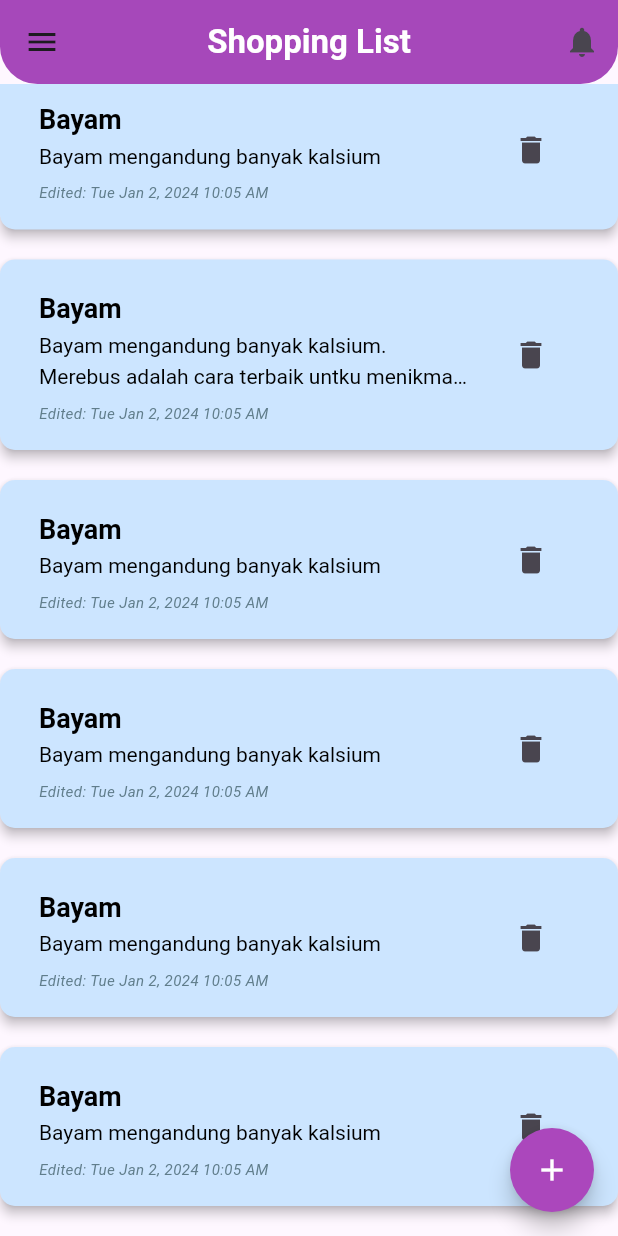
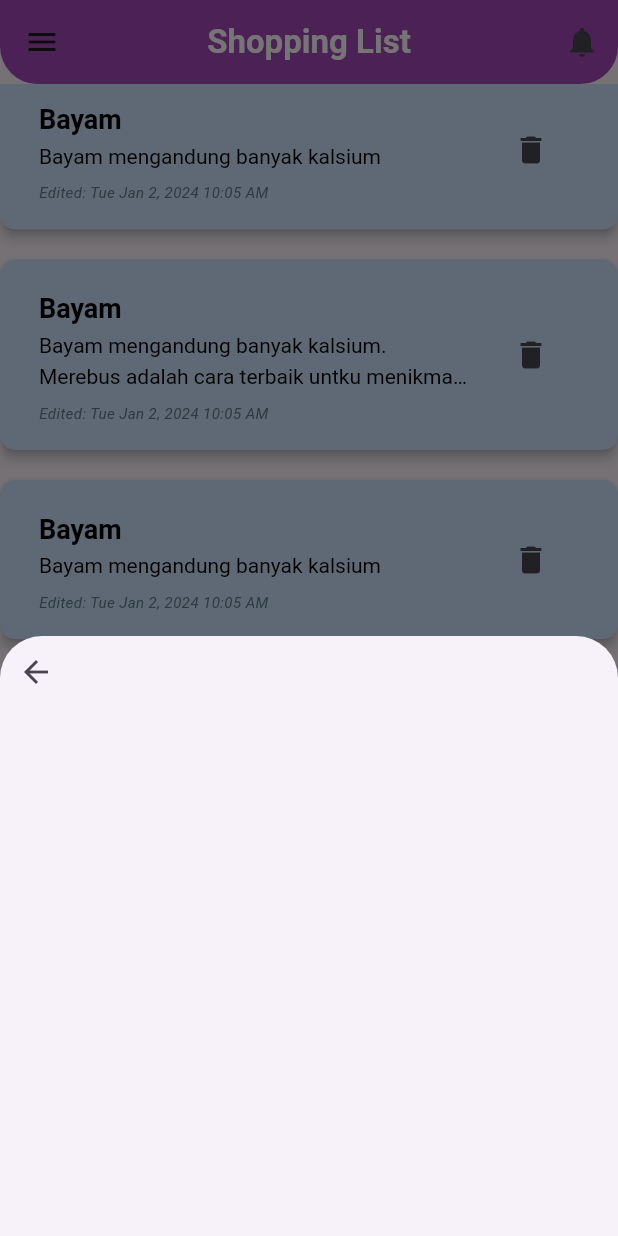
Before and after one commit to ArdyIan/shoppingList_app, a Flutter app: the screen it shows after launch, scrolled down 419 dp, after a tap on the "add" icon, on a phone screen of 412 x 824 dp. Run offline on Flutter 3.47's test engine with Material 3 defaults, Android fonts, the phone set to English and light mode, and no system bars; our stand-ins replace google_fonts.

```diff
--- a/lib/pages/home_page.dart
+++ b/lib/pages/home_page.dart
@@ -163,18 +163,25 @@ class _HomePageState extends State<HomePage> {
         builder: (BuildContext context) {
           return FloatingActionButton(
             onPressed: () {
-              setState(() {
-                String lastNoteTitle = sampleNotes.isNotEmpty
-                    ? sampleNotes.last.title
-                    : 'Catatan Baru';
-                Note newNote = Note(
-                    id: sampleNotes.length,
-                    title: lastNoteTitle,
-                    content: 'Isi',
-                    modifiedTime: DateTime.now());
+              showModalBottomSheet(
+                  context: context,
+                  builder: (BuildContext context) {
+                    return SizedBox(
+                        height: 400,
+                        child: Align(
+                          alignment: Alignment.topLeft,
+                          child: IconButton(
+                            icon: Icon(Icons.arrow_back),
+                            onPressed: () {
+//lanjut ngerjain bagian icon assets
 
-                sampleNotes.add(newNote);
-              });
+                              Navigator.pop(context);
+                              Image(
+                                  image: AssetImage('assets/Iconchemical.jpg'));
+                            },
+                          ),
+                        ));
+                  });
             },
             backgroundColor: Colors.purple[400],
             shape: CircleBorder(),
```
Also changed, not shown: assets/Iconchemicals.jpg (added).
